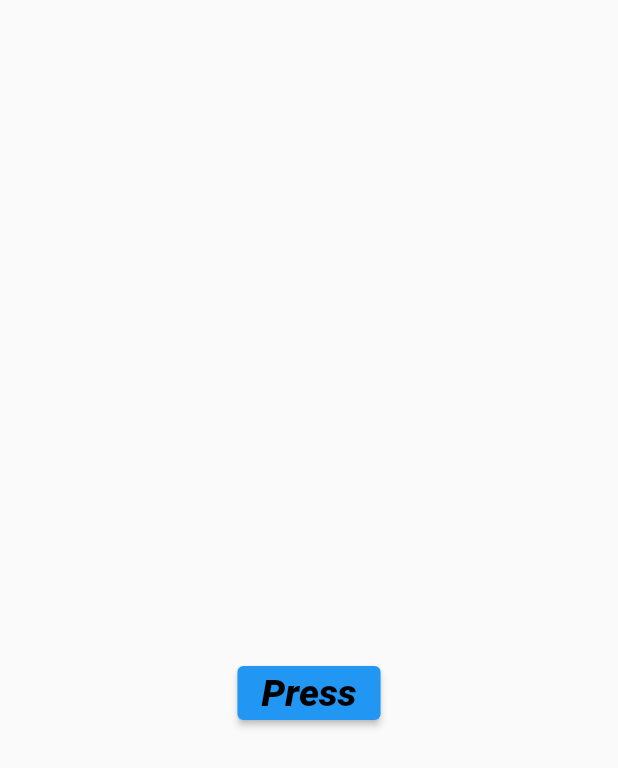
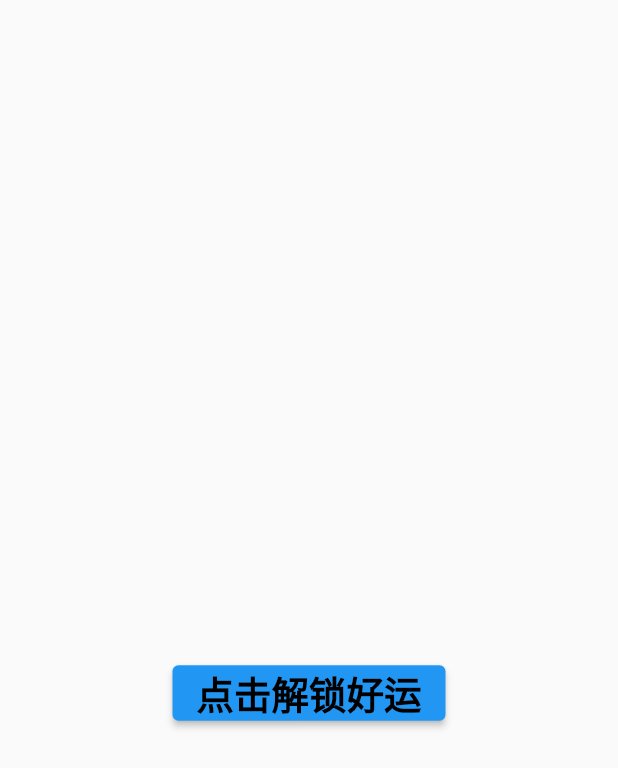
Before and after one commit to sopaknin/Paknin, a Flutter app: the screen it shows after launch, on a phone screen of 412 x 824 dp. Shown: the top 768 px of the screen. Run offline on Flutter 3.47's test engine with Material 2 defaults, Android fonts, the light colour scheme and no system bars; our stand-ins replace confetti.

Commit message:
放彩带，数量减少

```diff
--- a/lib/main.dart
+++ b/lib/main.dart
@@ -11,8 +11,7 @@ class MyApp extends StatelessWidget {
     return MaterialApp(
         home: Home(),
         debugShowCheckedModeBanner: false,
-        theme: ThemeData.light()
-    );
+        theme: ThemeData.light());
   }
 }
 
@@ -22,7 +21,6 @@ class Home extends StatefulWidget {
 }
 
 class _HomeState extends State<Home> {
-
   late ConfettiController controller1;
 
   @override
@@ -31,11 +29,12 @@ class _HomeState extends State<Home> {
     super.initState();
   }
 
-  @override
-  void dispose() {
-    controller1.dispose();
-    super.dispose();
-  }
+  // @override
+  // void dispose() {
+  //   controller1.dispose();
+  //   super.dispose();
+  // }
+
   @override
   Widget build(BuildContext context) {
     return SafeArea(
@@ -43,7 +42,7 @@ class _HomeState extends State<Home> {
       body: Center(
         child: Column(
           mainAxisAlignment: MainAxisAlignment.center,
-              crossAxisAlignment: CrossAxisAlignment.center,
+          // crossAxisAlignment: CrossAxisAlignment.center,
           children: [
             Align(
               alignment: Alignment.topCenter,
@@ -52,70 +51,69 @@ class _HomeState extends State<Home> {
                 shouldLoop: true,
                 blastDirection: pi / 2,
                 gravity: 0.02,
-                    numberOfParticles: 100,
+                numberOfParticles: 50,
                 emissionFrequency: 0.02,
                 displayTarget: true,
                 blastDirectionality: BlastDirectionality.explosive,
                 colors: [
                   Colors.redAccent,
                   Colors.purpleAccent,
-                      Colors.pinkAccent,Colors.orange,
+                  Colors.pinkAccent,
+                  Colors.orange,
                   Colors.orangeAccent
                 ],
               ),
             ),
             // ignore: deprecated_member_use
-                SizedBox(height: 100,),
+            SizedBox(
+              height: 100,
+            ),
             ElevatedButton(
-                    onPressed: (){
+                onPressed: () {
                   setState(() {
                     controller1.play();
                     showDialog(
                         context: context,
-                            builder: (BuildContext context){
+                        builder: (BuildContext context) {
                           return AlertDialog(
                             content: Container(
-                                  height:100,
-                                  width:100,
+                              height: 100,
+                              width: 100,
                               alignment: Alignment.center,
                               decoration: BoxDecoration(
                                   color: Colors.white,
-                                      border: Border.all(width: 4,color: Colors.redAccent),
+                                  border: Border.all(
+                                      width: 4, color: Colors.redAccent),
                                   borderRadius: BorderRadius.circular(25),
                                   boxShadow: [
                                     BoxShadow(
                                         blurRadius: 25,
-                                            color: Colors.redAccent,
-                                            offset: Offset(1,15)
-                                        )
-                                      ]
-                                  ),
-                                  child: Text("HAPPY BIRTHDAY",
+                                        // color: Colors.redAccent,
+                                        offset: Offset(1, 15))
+                                  ]),
+                              child: Text(
+                                "HAPPY BIRTHDAY",
                                 style: TextStyle(
                                     color: Colors.black,
-                                        fontStyle: FontStyle.italic,
-                                        fontWeight: FontWeight.w500,
-                                        fontSize: 25
-                                    ),),
+                                    // fontStyle: FontStyle.italic,
+                                    // fontWeight: FontWeight.w700,
+                                    fontSize: 25),
+                              ),
                             ),
                           );
                         });
-
                   });
                 },
-
-                    child: Text("Press",
+                child: Text(
+                  "点击解锁好运",
                   style: TextStyle(
                       color: Colors.black,
                       fontSize: 25,
-                          fontStyle: FontStyle.italic,
-                          fontWeight: FontWeight.w800
-                      ),)
-                )
+                      fontWeight: FontWeight.w800),
+                ))
           ],
         ),
       ),
-        )
-    );
+    ));
   }
 }
```
Lines whose indentation alone changed are shown as unchanged.
